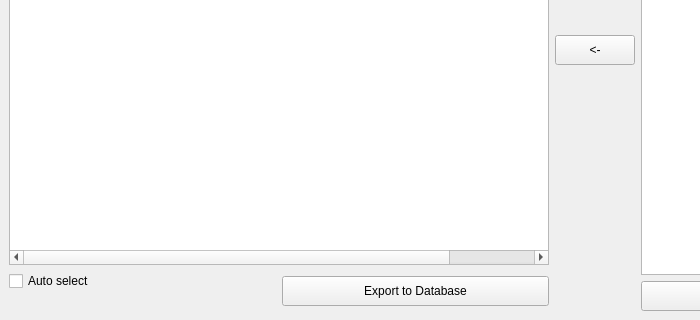
The window that matteExport_ui.ui (ChanonVilaiyuk/matteTools) describes before a commit, drawn with Qt 5; both pictures show x 0 to 700 and y 281 to 601 of the 948 by 601 pixel window.
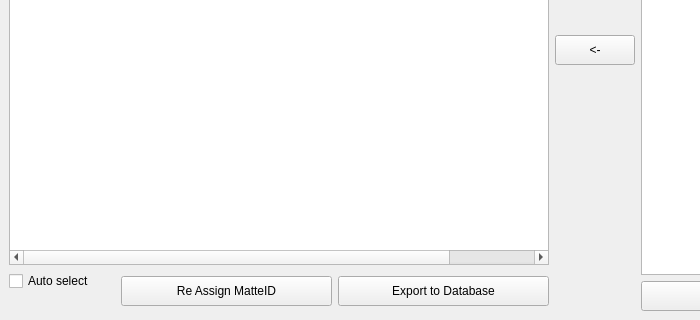
The same window after the commit.

```diff
--- a/matteExport_ui.ui
+++ b/matteExport_ui.ui
@@ -242,7 +242,7 @@
          </widget>
         </item>
         <item>
-         <layout class="QHBoxLayout" name="horizontalLayout_7">
+         <layout class="QHBoxLayout" name="horizontalLayout_7" stretch="1,2,2">
           <item>
            <layout class="QGridLayout" name="gridLayout">
             <item row="0" column="0">
@@ -261,6 +261,19 @@
             </item>
            </layout>
           </item>
+          <item>
+           <widget class="QPushButton" name="reassign_pushButton">
+            <property name="minimumSize">
+             <size>
+              <width>0</width>
+              <height>30</height>
+             </size>
+            </property>
+            <property name="text">
+             <string>Re Assign MatteID</string>
+            </property>
+           </widget>
+          </item>
           <item>
            <layout class="QVBoxLayout" name="verticalLayout_7">
             <item>
```
